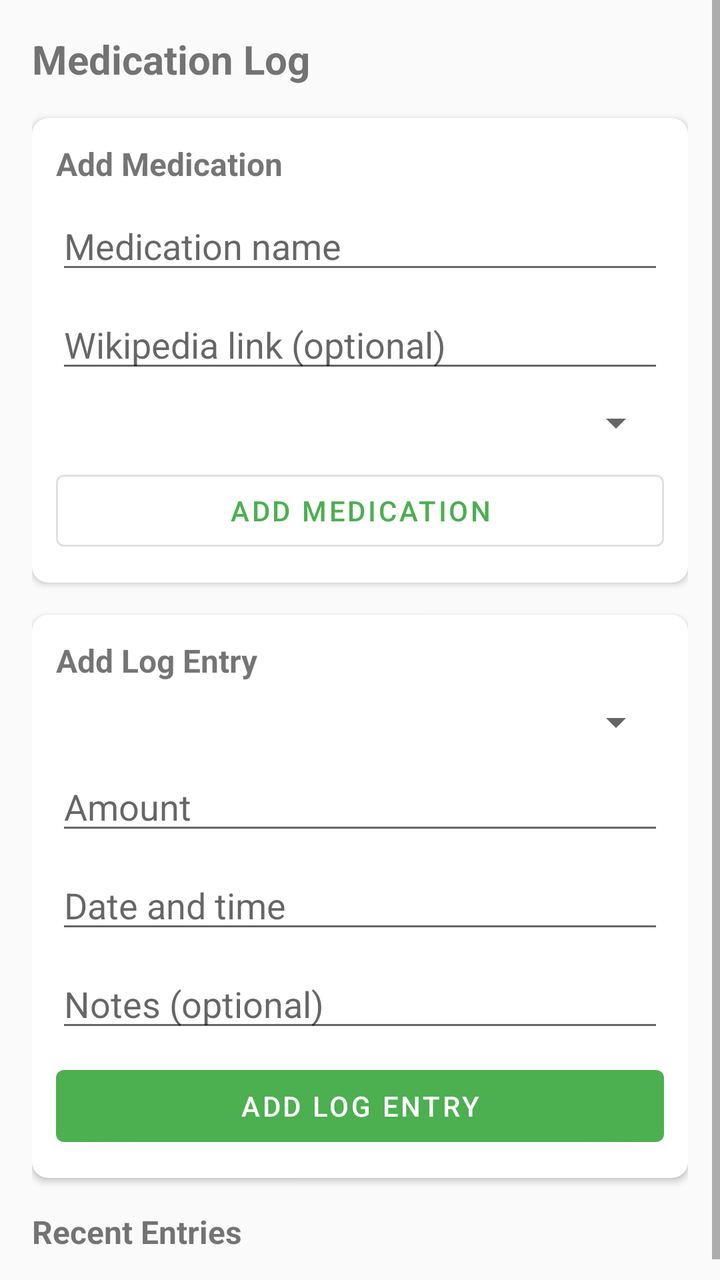
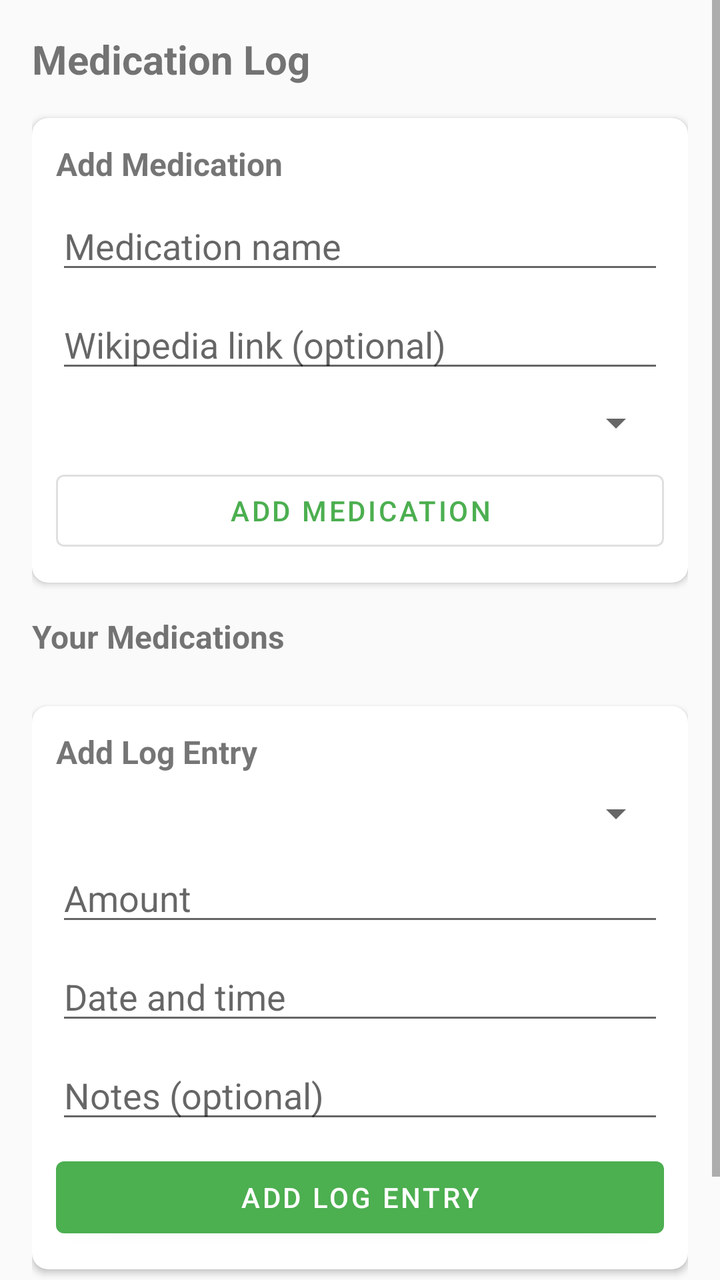

Compare the two renders of this Android layout. The source of the first and the diff that turns it into the second are given below.
<!-- AndroidManifest.xml: application theme Theme.HabitEvaluator -->
<!-- res/layout/fragment_medication_log.xml -->
<?xml version="1.0" encoding="utf-8"?>
<ScrollView xmlns:android="http://schemas.android.com/apk/res/android"
    android:layout_width="match_parent"
    android:layout_height="match_parent">

    <LinearLayout
        android:layout_width="match_parent"
        android:layout_height="wrap_content"
        android:orientation="vertical"
        android:padding="16dp">

        <TextView
            android:layout_width="wrap_content"
            android:layout_height="wrap_content"
            android:text="@string/medication_log_title"
            android:textSize="20sp"
            android:textStyle="bold"
            android:layout_marginBottom="16dp" />

        
        <androidx.cardview.widget.CardView
            android:layout_width="match_parent"
            android:layout_height="wrap_content"
            android:layout_marginBottom="16dp"
            app:cardCornerRadius="8dp"
            app:cardElevation="2dp"
            xmlns:app="http://schemas.android.com/apk/res-auto">

            <LinearLayout
                android:layout_width="match_parent"
                android:layout_height="wrap_content"
                android:orientation="vertical"
                android:padding="12dp">

                <TextView
                    android:layout_width="wrap_content"
                    android:layout_height="wrap_content"
                    android:text="@string/medication_add_medication"
                    android:textSize="16sp"
                    android:textStyle="bold"
                    android:layout_marginBottom="8dp" />

                <EditText
                    android:id="@+id/newMedicationNameInput"
                    android:layout_width="match_parent"
                    android:layout_height="wrap_content"
                    android:hint="@string/medication_name_hint"
                    android:inputType="text"
                    android:layout_marginBottom="8dp" />

                <EditText
                    android:id="@+id/newMedicationWikipediaInput"
                    android:layout_width="match_parent"
                    android:layout_height="wrap_content"
                    android:hint="@string/medication_wikipedia_hint"
                    android:inputType="textUri"
                    android:layout_marginBottom="8dp" />

                <Spinner
                    android:id="@+id/provisionTypeSpinner"
                    android:layout_width="match_parent"
                    android:layout_height="wrap_content"
                    android:layout_marginBottom="8dp" />

                <Button
                    android:id="@+id/addMedicationButton"
                    android:layout_width="match_parent"
                    android:layout_height="wrap_content"
                    android:text="@string/medication_add_medication"
                    style="@style/Widget.MaterialComponents.Button.OutlinedButton" />
            </LinearLayout>
        </androidx.cardview.widget.CardView>

        
        <androidx.cardview.widget.CardView
            android:layout_width="match_parent"
            android:layout_height="wrap_content"
            android:layout_marginBottom="16dp"
            app:cardCornerRadius="8dp"
            app:cardElevation="2dp"
            xmlns:app="http://schemas.android.com/apk/res-auto">

            <LinearLayout
                android:layout_width="match_parent"
                android:layout_height="wrap_content"
                android:orientation="vertical"
                android:padding="12dp">

                <TextView
                    android:layout_width="wrap_content"
                    android:layout_height="wrap_content"
                    android:text="@string/medication_log_add_entry"
                    android:textSize="16sp"
                    android:textStyle="bold"
                    android:layout_marginBottom="8dp" />

                <Spinner
                    android:id="@+id/medicationSpinner"
                    android:layout_width="match_parent"
                    android:layout_height="wrap_content"
                    android:layout_marginBottom="8dp" />

                <EditText
                    android:id="@+id/medicationAmountInput"
                    android:layout_width="match_parent"
                    android:layout_height="wrap_content"
                    android:hint="@string/medication_amount_hint"
                    android:inputType="numberDecimal"
                    android:layout_marginBottom="8dp" />

                <EditText
                    android:id="@+id/medicationDateTimeInput"
                    android:layout_width="match_parent"
                    android:layout_height="wrap_content"
                    android:hint="@string/medication_datetime_hint"
                    android:focusable="false"
                    android:clickable="true"
                    android:layout_marginBottom="8dp" />

                <EditText
                    android:id="@+id/medicationNotesInput"
                    android:layout_width="match_parent"
                    android:layout_height="wrap_content"
                    android:hint="@string/medication_notes_hint"
                    android:inputType="text"
                    android:layout_marginBottom="8dp" />

                <Button
                    android:id="@+id/addMedicationLogButton"
                    android:layout_width="match_parent"
                    android:layout_height="wrap_content"
                    android:text="@string/medication_log_add_entry" />
            </LinearLayout>
        </androidx.cardview.widget.CardView>

        
        <TextView
            android:layout_width="wrap_content"
            android:layout_height="wrap_content"
            android:text="@string/medication_log_recent"
            android:textSize="16sp"
            android:textStyle="bold"
            android:layout_marginBottom="8dp" />

        <androidx.recyclerview.widget.RecyclerView
            android:id="@+id/medicationLogRecyclerView"
            android:layout_width="match_parent"
            android:layout_height="wrap_content"
            android:nestedScrollingEnabled="false" />

    </LinearLayout>
</ScrollView>
<!-- resources referenced by this layout -->
<resources>
  <string name="medication_add_medication">Add Medication</string>
  <string name="medication_amount_hint">Amount</string>
  <string name="medication_datetime_hint">Date and time</string>
  <string name="medication_log_add_entry">Add Log Entry</string>
  <string name="medication_log_recent">Recent Entries</string>
  <string name="medication_log_title">Medication Log</string>
  <string name="medication_name_hint">Medication name</string>
  <string name="medication_notes_hint">Notes (optional)</string>
  <string name="medication_wikipedia_hint">Wikipedia link (optional)</string>
  <style name="Theme.HabitEvaluator" parent="Theme.MaterialComponents.DayNight.NoActionBar">
          <item name="colorPrimary">@color/primary</item>
          <item name="colorPrimaryDark">@color/primary_dark</item>
          <item name="colorAccent">@color/accent</item>
          <item name="android:windowBackground">@color/background</item>
      </style>
  <color name="primary">#4CAF50</color>
  <color name="primary_dark">#388E3C</color>
  <color name="accent">#FFC107</color>
  <color name="background">#FAFAFA</color>
</resources>

<!-- the commit's change to res/layout/fragment_medication_log.xml (unified diff, before → after) -->
@@ -70,6 +70,22 @@
                     style="@style/Widget.MaterialComponents.Button.OutlinedButton" />
             </LinearLayout>
         </androidx.cardview.widget.CardView>
+
+        
+        <TextView
+            android:layout_width="wrap_content"
+            android:layout_height="wrap_content"
+            android:text="@string/medication_list_title"
+            android:textSize="16sp"
+            android:textStyle="bold"
+            android:layout_marginBottom="8dp" />
+
+        <androidx.recyclerview.widget.RecyclerView
+            android:id="@+id/medicationListRecyclerView"
+            android:layout_width="match_parent"
+            android:layout_height="wrap_content"
+            android:layout_marginBottom="16dp"
+            android:nestedScrollingEnabled="false" />
 
         
         <androidx.cardview.widget.CardView
<!-- resource entries referenced after the edit -->
@@ -3,6 +3,7 @@
   <string name="medication_add_medication">Add Medication</string>
   <string name="medication_amount_hint">Amount</string>
   <string name="medication_datetime_hint">Date and time</string>
+  <string name="medication_list_title">Your Medications</string>
   <string name="medication_log_add_entry">Add Log Entry</string>
   <string name="medication_log_recent">Recent Entries</string>
   <string name="medication_log_title">Medication Log</string>
